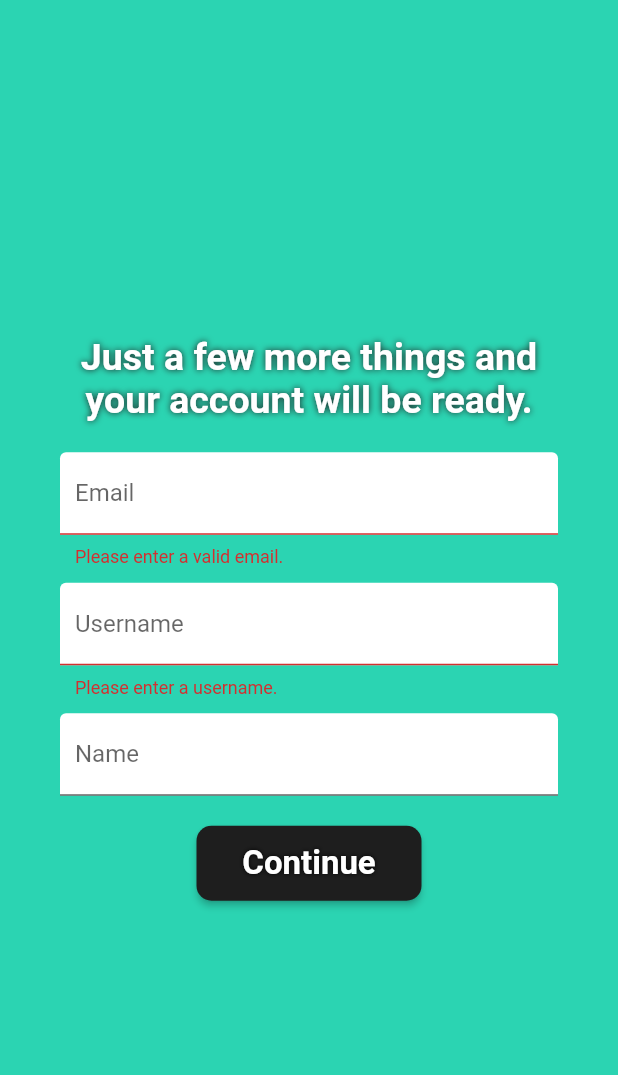
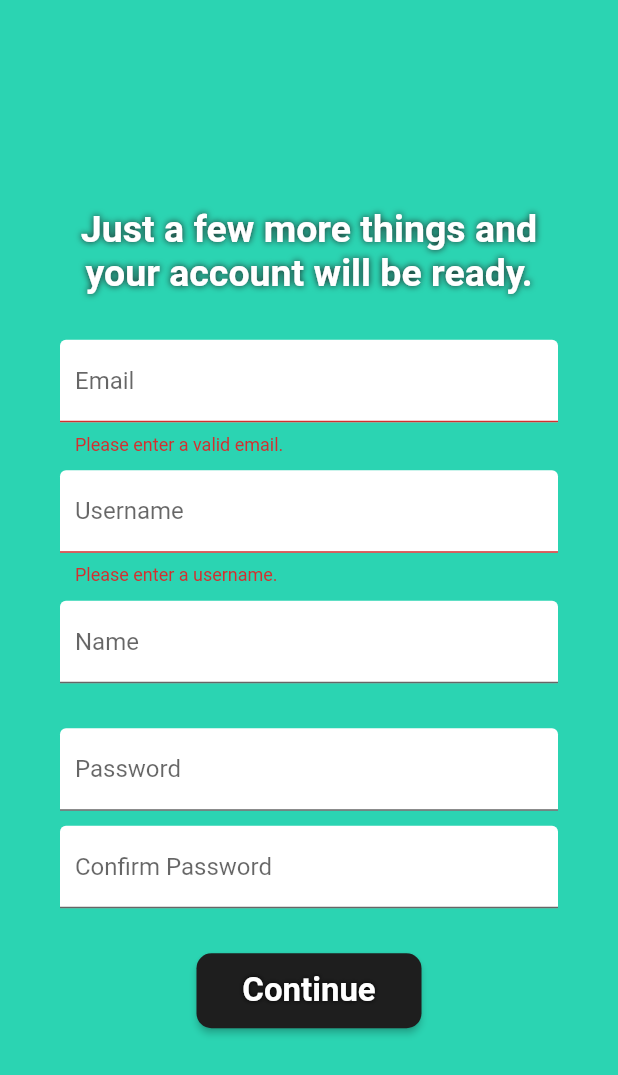
Before and after one commit to mycoalchen/Tunestreak, a Flutter app: the Signup2 screen opened directly, on a phone screen of 412 x 824 dp. Shown: the top 1075 px of the screen. Run offline on Flutter 3.47's test engine with Material 2 defaults, Android fonts, the phone set to English and light mode, and no system bars; our stand-ins replace firebase_core, shared_preferences; missing offline and left inert: flutter_inappwebview, spotify, swipeable_page_route; accounts and stored records are empty; generated files the repository leaves out were written again; Roboto replaces fonts that are missing (OpenSans).

Commit message:
added password fields, added spotify provider

```diff
--- a/lib/main.dart
+++ b/lib/main.dart
@@ -1,5 +1,9 @@
+// @dart=2.9
+
 import 'package:flutter/material.dart';
 import 'package:firebase_core/firebase_core.dart';
+import 'package:provider/provider.dart';
+import 'package:tunestreak/spotify_provider.dart';
 import 'firebase_options.dart';
 import 'signup1.dart';
 
@@ -12,13 +16,18 @@ Future<void> main() async {
 }
 
 class MyApp extends StatelessWidget {
-  const MyApp({Key? key}) : super(key: key);
+  const MyApp({Key key}) : super(key: key);
 
   @override
   Widget build(BuildContext context) {
-    return MaterialApp(
-      debugShowCheckedModeBanner: false,
-      home: Signup1(),
+    return ChangeNotifierProvider<SpotifyProvider>(
+      create: (context) => SpotifyProvider(),
+      child: Consumer<SpotifyProvider>(
+        builder: (context, spotifyProvider, child) => MaterialApp(
+          debugShowCheckedModeBanner: false,
+          home: Signup1(),
+        ),
+      )
     );
   }
 }
--- a/lib/signup2.dart
+++ b/lib/signup2.dart
@@ -1,5 +1,8 @@
 import 'package:flutter/material.dart';
 import 'package:flutter/services.dart';
+import 'package:provider/provider.dart';
+import 'package:spotify/spotify.dart' as spt;
+import 'spotify_provider.dart';
 import 'constants.dart';
 import 'home.dart';
 
@@ -12,10 +15,19 @@ class _Signup2State extends State<Signup2> {
 
   final _formKey = GlobalKey<FormState>();
 
-  Widget buildEmailFormField() => TextFormField(
-    validator: validateEmail,
-    decoration: inputBoxDecoration('Email'),
-  );
+  Future<spt.User> getSpotifyUser() async {
+    print('Called getSpotifyUserEmail');
+    SpotifyProvider spotifyProvider = Provider.of<SpotifyProvider>(context, listen: false);
+    spt.User user = await spotifyProvider.spotify.me.get();
+    return user;
+  }
+
+  Widget buildEmailFormField() {
+    return TextFormField(
+      validator: validateEmail,
+      decoration: inputBoxDecoration('Email'),
+    );
+  }
   Widget buildUsernameFormField() => TextFormField(
     validator: validateUsername,
     decoration: inputBoxDecoration('Username'),
@@ -24,12 +36,24 @@ class _Signup2State extends State<Signup2> {
     validator: validateName,
     decoration: inputBoxDecoration('Name'),
   );
+  Widget buildPasswordFormField() => TextFormField(
+    validator: validateName,
+    decoration: inputBoxDecoration('Password'),
+    obscureText: true,
+  );
+  Widget buildConfirmPasswordFormField() => TextFormField(
+    validator: validateName,
+    decoration: inputBoxDecoration('Confirm Password'),
+    obscureText: true,
+  );
+
   Widget buildSignupBotton() => Container(
     height: 50,
     width: 150,
     child: ElevatedButton(
       onPressed: () => {
         if (_formKey.currentState!.validate()) {
+
           Navigator.push(
             context,
             MaterialPageRoute(builder: (context) => const HomeScreen()),
@@ -82,6 +106,7 @@ class _Signup2State extends State<Signup2> {
 
   @override
   Widget build(BuildContext context) {
+    // TODO: DO SMTHN WITH FUTUREBUILDER TO PRINT SPOTIFY USER EMAIL
     return Scaffold(
       body: AnnotatedRegion<SystemUiOverlayStyle>(
         value: SystemUiOverlayStyle.light,
@@ -126,14 +151,19 @@ class _Signup2State extends State<Signup2> {
                           ),
                           textAlign: TextAlign.center,
                         ),
-                        const SizedBox(height: 20.0),
+                        const SizedBox(height: 30.0),
                         buildEmailFormField(),
                         const SizedBox(height: 10.0),
                         buildUsernameFormField(),
                         const SizedBox(height: 10.0),
                         buildNameFormField(),
-                        const SizedBox(height: 20.0),
+                        const SizedBox(height: 30.0),
+                        buildPasswordFormField(),
+                        const SizedBox(height: 10.0),
+                        buildConfirmPasswordFormField(),
+                        const SizedBox(height: 30.0),
                         buildSignupBotton(),
+
                       ],
                     ),
                   ),
--- /dev/null
+++ b/lib/spotify_provider.dart
@@ -0,0 +1,10 @@
+import 'package:flutter/material.dart';
+import 'package:spotify/spotify.dart' as spt;
+
+class SpotifyProvider extends ChangeNotifier {
+  late spt.SpotifyApi spotify;
+  void setSpotify(spt.SpotifyApi newSpotify) {
+    spotify = newSpotify;
+    notifyListeners();
+  }
+}
--- a/pubspec.yaml
+++ b/pubspec.yaml
@@ -42,6 +42,8 @@ dependencies:
   swipeable_page_route: ^0.2.6
   flutter_inappwebview: ^5.4.3+7
   url_launcher: ^6.1.3
+  provider: ^4.1.2
+  shared_preferences: ^2.0.15
 
 dev_dependencies:
   flutter_test:
```
Also changed, not shown: lib/signup1.dart (+16 -36 lines), pubspec.lock, 1 other file.
